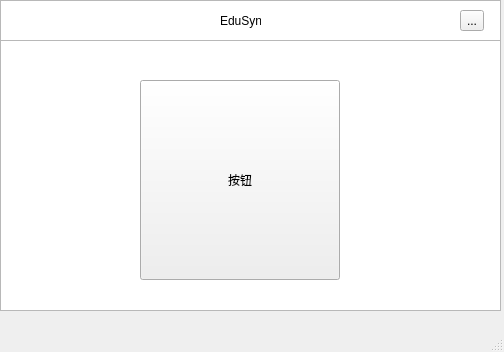
Qt form client/ui/homepage.ui (suq-weer/EduSync) before a commit.
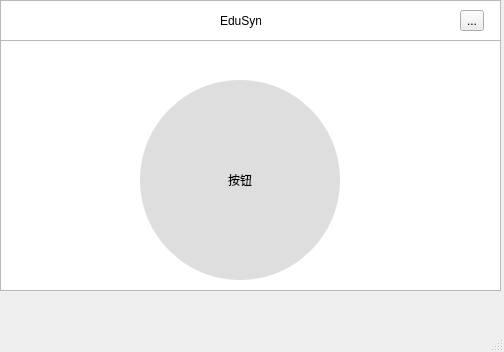
The same form after that commit. Custom widgets are drawn as their Qt base class.

Commit message: iu更新，把jz要的大按钮变成圆形

Diff of the .ui file:
```diff
--- a/client/ui/homepage.ui
+++ b/client/ui/homepage.ui
@@ -24,16 +24,6 @@
      </rect>
     </property>
    </widget>
-   <widget class="PlainTextEdit" name="plainTextEdit_2">
-    <property name="geometry">
-     <rect>
-      <x>0</x>
-      <y>40</y>
-      <width>501</width>
-      <height>271</height>
-     </rect>
-    </property>
-   </widget>
    <widget class="ToolButton" name="toolButton">
     <property name="geometry">
      <rect>
@@ -56,6 +46,25 @@
       <height>200</height>
      </rect>
     </property>
+    <property name="minimumSize">
+     <size>
+      <width>200</width>
+      <height>200</height>
+     </size>
+    </property>
+    <property name="maximumSize">
+     <size>
+      <width>200</width>
+      <height>200</height>
+     </size>
+    </property>
+    <property name="styleSheet">
+     <string notr="true">border-radius:100px;
+background-color: rgb(222, 222, 222);</string>
+    </property>
+    <property name="inputMethodHints">
+     <set>Qt::InputMethodHint::ImhNone</set>
+    </property>
     <property name="text">
      <string>按钮</string>
     </property>
@@ -73,6 +82,21 @@
      <string>EduSync</string>
     </property>
    </widget>
+   <widget class="QListWidget" name="listWidget">
+    <property name="geometry">
+     <rect>
+      <x>0</x>
+      <y>40</y>
+      <width>501</width>
+      <height>251</height>
+     </rect>
+    </property>
+   </widget>
+   <zorder>listWidget</zorder>
+   <zorder>plainTextEdit</zorder>
+   <zorder>toolButton</zorder>
+   <zorder>pushButton</zorder>
+   <zorder>label</zorder>
   </widget>
   <widget class="MenuBar" name="menubar">
    <property name="geometry">
```
The commit also changes 1 other file.
